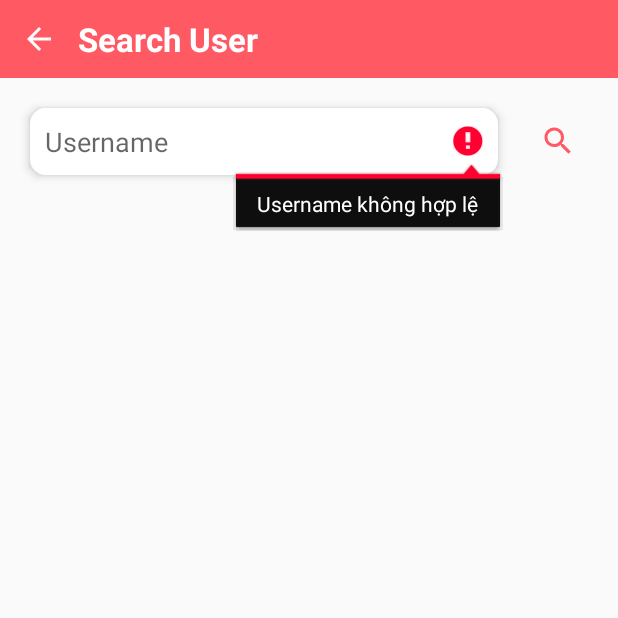
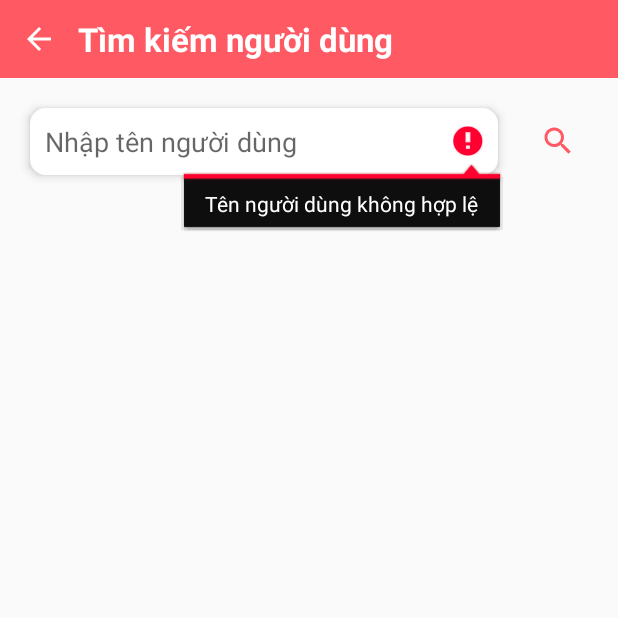
Before and after one commit to ngthanhtri/63131548-CuoiKiAndroidProgramming, an Android app: the SearchUserActivity screen opened directly, with no data from a screen before it, after a tap on an icon or button, on a phone screen of 412 x 824 dp, the top half of it. Run offline under Robolectric (Android 15) with nearby library versions, the phone set to English and light mode, and no system bars; our stand-ins replace Firebase (no records; nobody signed in at launch, a user with empty details on screens opened directly).

Commit message:
Điều chỉnh và sửa lỗi

```diff
--- a/Chat App/app/src/main/java/thanhtri63131548/ntuedu/chatapp/DangNhapUsername.java
+++ b/Chat App/app/src/main/java/thanhtri63131548/ntuedu/chatapp/DangNhapUsername.java
@@ -87,7 +87,6 @@ public class DangNhapUsername extends AppCompatActivity {
                 }
             }
         });
-
     }
 
     void setInProgress(boolean inProgress) {
--- a/Chat App/app/src/main/java/thanhtri63131548/ntuedu/chatapp/SearchUserActivity.java
+++ b/Chat App/app/src/main/java/thanhtri63131548/ntuedu/chatapp/SearchUserActivity.java
@@ -44,7 +44,7 @@ public class SearchUserActivity extends AppCompatActivity {
         searchButton.setOnClickListener(v -> {
             String searchTukhoa = searchInput.getText().toString();
             if(searchTukhoa.isEmpty() || searchTukhoa.length()<3){
-                searchInput.setError("Username không hợp lệ");
+                searchInput.setError("Tên người dùng không hợp lệ");
                 return;
             }
             setupSearchRecyclerView(searchTukhoa);
--- a/Chat App/app/src/main/java/thanhtri63131548/ntuedu/chatapp/adapter/SearchUserRecyclerAdapter.java
+++ b/Chat App/app/src/main/java/thanhtri63131548/ntuedu/chatapp/adapter/SearchUserRecyclerAdapter.java
@@ -35,7 +35,7 @@ public class SearchUserRecyclerAdapter extends FirestoreRecyclerAdapter<UserMode
         holder.usernameText.setText(model.getUsername());
         holder.phoneText.setText(model.getPhone());
         if(model.getUserId().equals(FirebaseUtil.userIDhientai())){
-            holder.usernameText.setText(model.getUsername()+"(Me)");
+            holder.usernameText.setText(model.getUsername()+" (Tôi)");
         }
 
         FirebaseUtil.getOtherProfilePicStorageRef(model.getUserId()).getDownloadUrl()
--- a/Chat App/app/src/main/java/thanhtri63131548/ntuedu/chatapp/utils/FirebaseUtil.java
+++ b/Chat App/app/src/main/java/thanhtri63131548/ntuedu/chatapp/utils/FirebaseUtil.java
@@ -14,9 +14,7 @@ import java.util.List;
 
 public class FirebaseUtil {
 
-    public static String userIDhientai(){
-        return FirebaseAuth.getInstance().getUid();
-    }
+    public static String userIDhientai(){return FirebaseAuth.getInstance().getUid();}
 
     public static boolean isLoggedIn(){
         if(userIDhientai()!=null){
--- a/Chat App/app/src/main/res/layout/activity_dangnhapusername.xml
+++ b/Chat App/app/src/main/res/layout/activity_dangnhapusername.xml
@@ -73,7 +73,7 @@
     <TextView
         android:layout_width="match_parent"
         android:layout_height="wrap_content"
-        android:text="Hãy nhập username"
+        android:text="Hãy nhập tên người dùng"
         android:layout_gravity="center_vertical"
         android:letterSpacing="0.08"
         android:textStyle="bold"
@@ -94,7 +94,7 @@
             android:layout_width="match_parent"
             android:layout_height="wrap_content"
             android:padding="10dp"
-            android:hint="Username"
+            android:hint="Tên người dùng"
             android:inputType="text"
             android:layout_margin="10dp"
             android:background="@drawable/botron_text"
--- a/Chat App/app/src/main/res/layout/activity_searchuser.xml
+++ b/Chat App/app/src/main/res/layout/activity_searchuser.xml
@@ -16,7 +16,7 @@
         <TextView
             android:layout_width="wrap_content"
             android:layout_height="wrap_content"
-            android:text="Search User"
+            android:text="Tìm kiếm người dùng"
             android:textSize="22sp"
             android:textStyle="bold"
             android:textColor="@color/white"
@@ -47,7 +47,7 @@
             android:layout_height="wrap_content"
             android:background="@drawable/botron_text"
             android:layout_margin="10dp"
-            android:hint="Username"
+            android:hint="Nhập tên người dùng"
             android:padding="10dp"
             android:elevation="4dp"
             android:layout_toLeftOf="@id/search_user_btn"
@@ -74,6 +74,4 @@
         android:padding="10dp"
         android:id="@+id/search_user_recycler_view"
         />
-
-
 </RelativeLayout>
--- a/Chat App/app/src/main/res/menu/bottom_navigation_menu.xml
+++ b/Chat App/app/src/main/res/menu/bottom_navigation_menu.xml
@@ -1,11 +1,11 @@
 <?xml version="1.0" encoding="utf-8"?>
 <menu xmlns:android="http://schemas.android.com/apk/res/android">
 
-    <item android:title="Chats"
+    <item android:title="Trò chuyện"
         android:icon="@drawable/chat_icon"
         android:id="@+id/menu_chat"
         />
-    <item android:title="Profile"
+    <item android:title="Thông tin"
         android:icon="@drawable/person_icon"
         android:id="@+id/menu_profile"
         />
```
